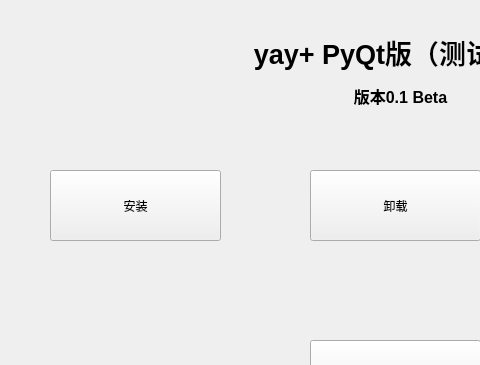
The window that yay-plus_PyQt/form.ui (Colin130716/yay-plus) describes before a commit, drawn with Qt 5; both pictures show x 0 to 480 and y 0 to 365 of the 800 by 600 pixel window.
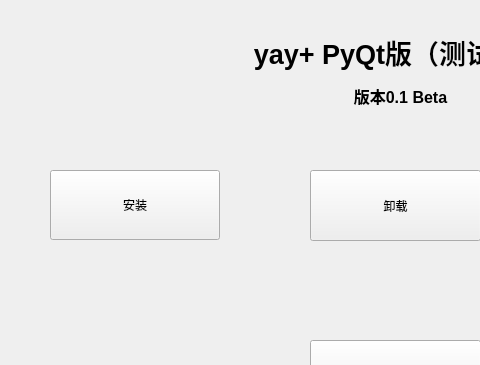
The same window after the commit. Icons and pictures are not drawn.

```diff
--- a/yay-plus_PyQt/form.ui
+++ b/yay-plus_PyQt/form.ui
@@ -32,8 +32,8 @@
      <rect>
       <x>50</x>
       <y>170</y>
-      <width>171</width>
-      <height>71</height>
+      <width>170</width>
+      <height>70</height>
      </rect>
     </property>
     <property name="text">
```
Left out of the diff: 4 changed lines with no effect on the pictures.
